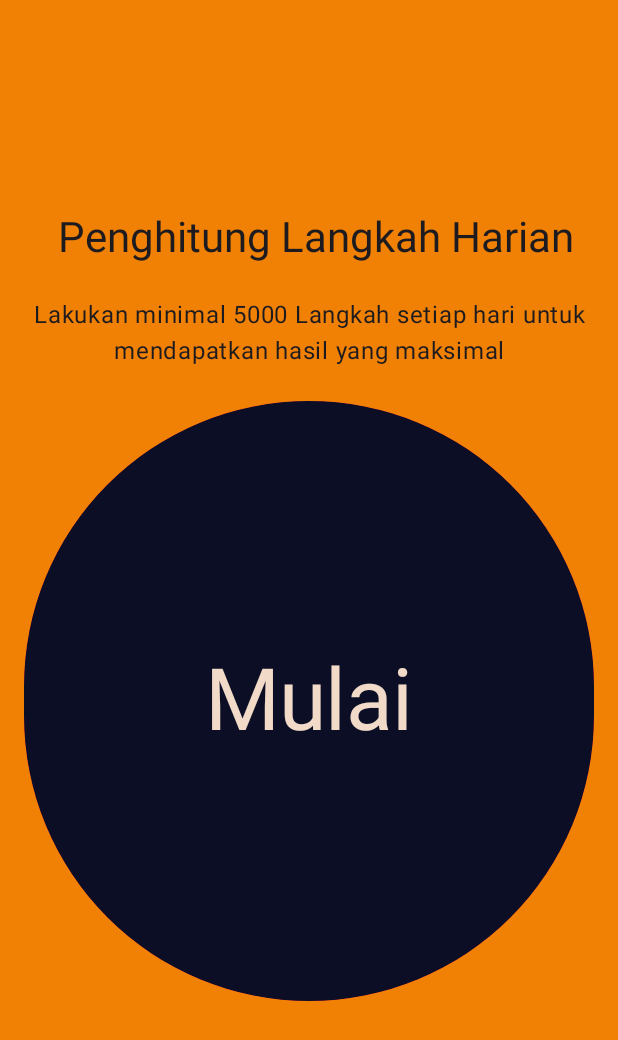
After one commit to aldinnasrunm/simbah-njangkah, an Android app built with Jetpack Compose: the JangkahActivity screen opened directly, with no data from a screen before it, on a phone screen of 412 x 824 dp. The commit adds this screen. Shown: the top 1040 px of the screen. Run offline under Robolectric (Android 15) with nearby library versions, the phone set to English and light mode, and no system bars; our stand-ins replace Room's generated code.

Commit message:
create button

```diff
--- /dev/null
+++ b/app/src/main/java/com/example/simbahnjangkah/JangkahActivity.kt
@@ -0,0 +1,244 @@
+package com.example.simbahnjangkah
+
+import android.content.Context
+import android.hardware.Sensor
+import android.hardware.SensorEvent
+import android.hardware.SensorEventListener
+import android.hardware.SensorManager
+import android.os.Build
+import android.os.Bundle
+import android.util.Log
+import android.widget.Toast
+import androidx.activity.ComponentActivity
+import androidx.activity.compose.setContent
+import androidx.annotation.RequiresApi
+import androidx.compose.foundation.layout.Arrangement
+import androidx.compose.foundation.layout.Column
+import androidx.compose.foundation.layout.fillMaxSize
+import androidx.compose.foundation.layout.height
+import androidx.compose.foundation.layout.padding
+import androidx.compose.foundation.layout.width
+import androidx.compose.foundation.shape.CircleShape
+import androidx.compose.material3.Button
+import androidx.compose.material3.MaterialTheme
+import androidx.compose.material3.Surface
+import androidx.compose.material3.Text
+import androidx.compose.runtime.Composable
+import androidx.compose.runtime.getValue
+import androidx.compose.runtime.mutableStateOf
+import androidx.compose.runtime.setValue
+import androidx.compose.ui.Alignment
+import androidx.compose.ui.Modifier
+import androidx.compose.ui.graphics.Color
+import androidx.compose.ui.text.style.TextAlign
+import androidx.compose.ui.tooling.preview.Preview
+import androidx.compose.ui.unit.dp
+import com.example.simbahnjangkah.ui.theme.SimbahNjangkahTheme
+import kotlinx.coroutines.CoroutineName
+import kotlinx.coroutines.CoroutineScope
+import kotlinx.coroutines.Dispatchers
+import kotlinx.coroutines.launch
+import java.time.LocalDateTime
+import java.time.format.DateTimeFormatter
+
+
+private val scope = CoroutineScope(Dispatchers.IO + CoroutineName("m-scope"))
+
+@RequiresApi(Build.VERSION_CODES.O)
+class JangkahActivity : ComponentActivity(), SensorEventListener {
+    val date = LocalDateTime.now()
+    val formatter = DateTimeFormatter.ofPattern("dd-MM-yyyy")
+
+    private lateinit var sensorManager: SensorManager
+    private lateinit var sensor: Sensor
+    private var stepCount by mutableStateOf(0)
+    private var lastStep = 0
+    private var lastRecordedID = 0
+    private var lastRecordedStep by mutableStateOf(0)
+    private var isSync = false
+    private val target = 5000
+
+    private var isRunning by mutableStateOf(false)
+    val db_train = App.userDatabase.trainingDao()
+    override fun onCreate(savedInstanceState: Bundle?) {
+
+        sensorManager = getSystemService(Context.SENSOR_SERVICE) as SensorManager
+        if (sensorManager.getDefaultSensor(Sensor.TYPE_STEP_COUNTER) == null) {
+            Toast.makeText(this, "No step counter sensor available", Toast.LENGTH_SHORT).show()
+        } else {
+            sensor = sensorManager.getDefaultSensor(Sensor.TYPE_STEP_COUNTER)!!
+            sensorManager.registerListener(this, sensor, SensorManager.SENSOR_DELAY_FASTEST)
+        }
+
+        super.onCreate(savedInstanceState)
+        setContent {
+            SimbahNjangkahTheme {
+                // A surface container using the 'background' color from the theme
+                Surface(
+                    modifier = Modifier.fillMaxSize(),
+                    color = MaterialTheme.colorScheme.background
+                ) {
+                    StepCounter()
+                }
+            }
+        }
+
+        checkIsRecorded()
+
+    }
+
+
+
+    @Preview(showBackground = true)
+    @Composable
+    fun StepCounter() {
+        Column(
+            modifier = Modifier.fillMaxSize(),
+            verticalArrangement = Arrangement.Center,
+            horizontalAlignment = Alignment.CenterHorizontally,
+
+        ) {
+            Text(
+                text = "Penghitung Langkah Harian",
+                style = MaterialTheme.typography.headlineMedium,
+                modifier = Modifier.padding(8.dp, 0.dp,0.dp,16.dp ),
+                textAlign = TextAlign.Center
+            )
+
+            Text(
+                text = "Lakukan minimal 5000 Langkah setiap hari untuk mendapatkan hasil yang maksimal",
+                style = MaterialTheme.typography.bodyLarge,
+                modifier = Modifier.padding(8.dp),
+                textAlign = TextAlign.Center
+            )
+
+            BigCircularButton(if (isRunning) "$stepCount" else "Mulai", if (isRunning) true else false) {
+                if (!isRunning){
+                    isRunning = true
+                    Toast.makeText(this@JangkahActivity, "Latihan Jangkah Dimulai", Toast.LENGTH_SHORT).show()
+                }
+            }
+
+        }
+    }
+
+    @Composable
+    fun BigCircularButton(text: String, visibility: Boolean, onClick: () -> Unit) {
+        Surface(
+            modifier = Modifier
+                .padding(16.dp)
+                .width(400.dp)
+                .height(400.dp),
+            shape = CircleShape,
+            color = MaterialTheme.colorScheme.tertiary // Change color as needed
+
+        ) {
+            Button(
+                onClick = onClick,
+                modifier = Modifier
+                    .fillMaxSize(),
+                shape = CircleShape,
+            ) {
+                Column {
+                    Text(
+                        text = text,
+                        style = MaterialTheme.typography.displayLarge,
+                        color = MaterialTheme.colorScheme.secondary // Change text color as needed
+                    )
+                    if (visibility){
+                        Text(
+                            text = "Dari 5000 Langkah",
+                            style = MaterialTheme.typography.bodyLarge,
+                            color = MaterialTheme.colorScheme.secondary // Change text color as needed
+
+                            )
+                    }
+
+                }
+
+            }
+        }
+    }
+
+
+
+    private fun checkIsRecorded(){
+        scope.launch {
+            var data = db_train.getTrainingByDate(GetDateNow().toString())
+            if (data != null) {
+                lastRecordedID = data.id
+                lastRecordedStep = data.totalSteps
+//                return@launch true
+            }else{
+//                return@launch false
+            }
+        }
+    }
+
+    private fun GetDateNow(): String? {
+        val formattedDate = date.format(formatter)
+        return formattedDate
+    }
+
+    private fun upsertData(step : Int){
+        scope.launch {
+            db_train.upsertTraining(Training(lastRecordedID, GetDateNow(), step, status = false))
+        }
+    }
+
+    private fun insertData(step : Int){
+        scope.launch {
+            db_train.insertTraining(Training(dateRecorded = GetDateNow(), totalSteps =  step, status = false))
+            checkIsRecorded()
+        }
+    }
+
+
+    override fun onSensorChanged(event: SensorEvent?) {
+        if (isRunning) {
+
+            var estep = event!!.values[0].toInt()
+            if (estep > 0) {
+                lastStep = estep - 1
+            }
+
+            if (lastRecordedStep > 0 && !isSync){
+                stepCount = lastRecordedStep
+                isSync = true
+            }
+
+            stepCount += estep - lastStep
+            lastStep = estep
+
+            if (lastRecordedStep == 0){
+                insertData(stepCount)
+            }
+
+            upsertData(stepCount)
+//            println("Step count: $stepCount")
+            Toast.makeText(this@JangkahActivity, "Jangkah : $stepCount", Toast.LENGTH_SHORT)
+            Log.d("Step Count", "Step: $stepCount ")
+        }
+    }
+
+
+    override fun onAccuracyChanged(sensor: Sensor?, accuracy: Int) {
+        Log.d("OnSensorChanged", "onAccuracyChanged: $accuracy")
+    }
+}
+
+@Composable
+fun Greeting(name: String, modifier: Modifier = Modifier) {
+    Text(
+        text = "Hello $name!",
+        modifier = modifier
+    )
+}
+
+@Preview(showBackground = true)
+@Composable
+fun GreetingPreview3() {
+    SimbahNjangkahTheme {
+        Greeting("Android")
+    }
+}
--- a/app/src/main/res/values/strings.xml
+++ b/app/src/main/res/values/strings.xml
@@ -2,4 +2,6 @@
     <string name="app_name">Simbah Njangkah</string>
     <string name="title_activity_dashboard">DashboardActivity</string>
     <string name="title_activity_register">RegisterActivity</string>
+    <string name="title_activity_screening">Screening</string>
+    <string name="title_activity_jangkah">JangkahActivity</string>
 </resources>
```
Also changed, not shown: app/src/main/AndroidManifest.xml (+13 -0 lines), app/src/main/java/com/example/simbahnjangkah/DashboardActivity.kt (+87 -1 lines), app/src/main/java/com/example/simbahnjangkah/MainActivity.kt (+23 -4 lines), app/src/main/java/com/example/simbahnjangkah/RegisterActivity.kt (+47 -1 lines), app/src/main/java/com/example/simbahnjangkah/Screening.kt (added, +232 -0 lines), app/src/main/java/com/example/simbahnjangkah/Training.kt (+4 -5 lines), app/src/main/java/com/example/simbahnjangkah/TrainingDao.kt (+8 -0 lines).
